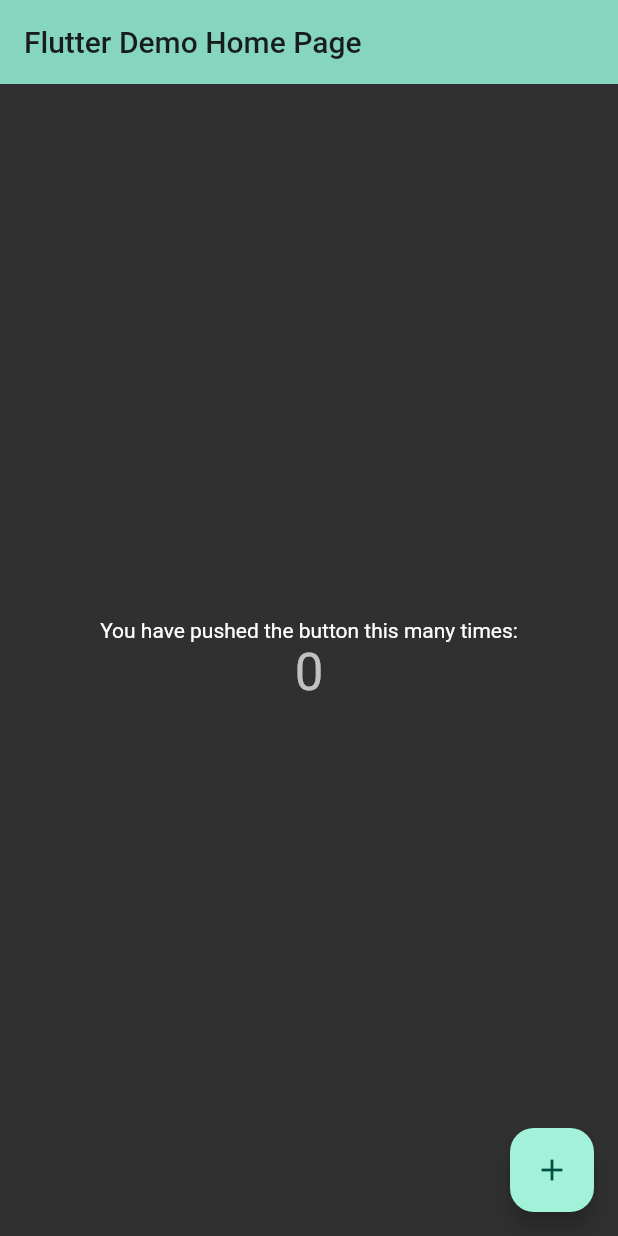
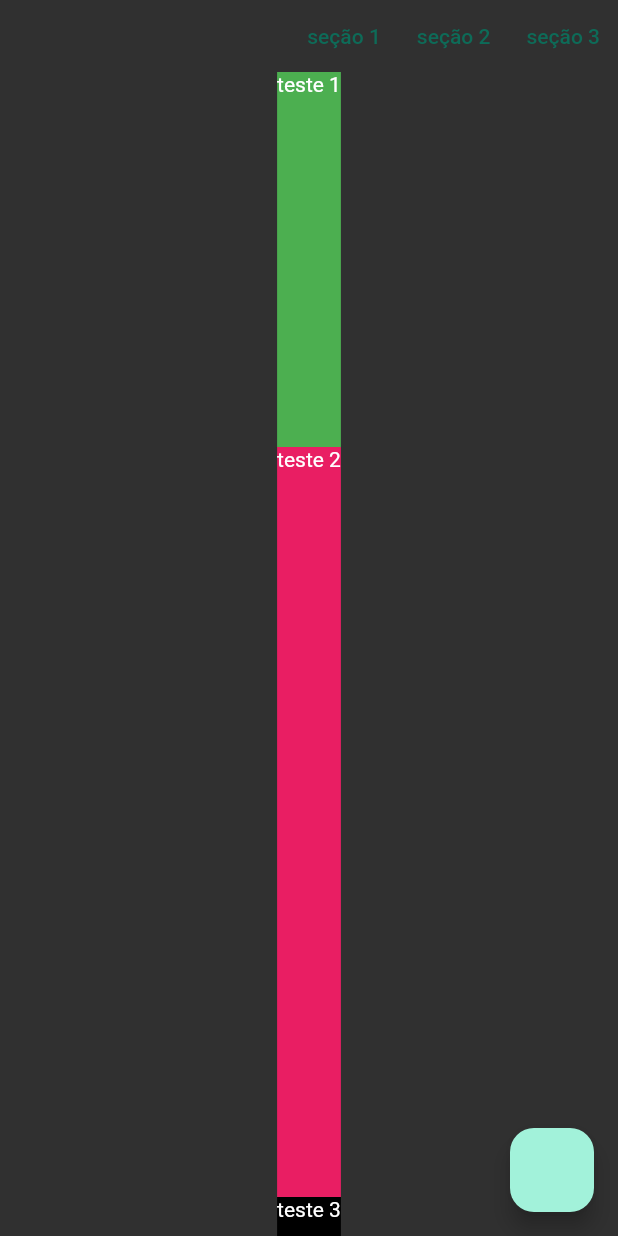
Before and after one commit to CamilaFernandesdev/my_portfolio, a Flutter app: the screen it shows after launch, on a phone screen of 412 x 824 dp. Run offline on Flutter 3.47's test engine with Material 2 defaults, Android fonts, the phone set to English and light mode, and no system bars.

Commit message:
[FEAT] criação de principal page para scroll da landing page.

```diff
--- a/lib/main.dart
+++ b/lib/main.dart
@@ -1,5 +1,5 @@
 import 'package:flutter/material.dart';
-import 'views/pages/platforms/desktop/home_page_desktop.dart';
+import 'package:my_portfolio/views/pages/principal_home.dart';
 
 void main() {
   runApp(const MyApp());
@@ -13,11 +13,12 @@ class MyApp extends StatelessWidget {
   Widget build(BuildContext context) {
     return MaterialApp(
       title: 'Flutter Demo',
+      debugShowCheckedModeBanner: false,
       theme: ThemeData.dark().copyWith(
         colorScheme: ColorScheme.fromSeed(seedColor: Colors.tealAccent),
         useMaterial3: true,
       ),
-      home: const MyHomePage(title: 'Flutter Demo Home Page'),
+      home: PrincipalHome(),
     );
   }
 }
--- /dev/null
+++ b/lib/views/pages/principal_home.dart
@@ -0,0 +1,120 @@
+import 'package:flutter/material.dart';
+import 'package:my_portfolio/views/components/menu.dart';
+
+import '../../shared/widgets/menu_button.dart';
+
+class PrincipalHome extends StatefulWidget {
+  const PrincipalHome({super.key});
+
+  @override
+  State<PrincipalHome> createState() => _PrincipalHomeState();
+}
+
+class _PrincipalHomeState extends State<PrincipalHome> {
+  final scrollController = ScrollController();
+
+  //controle da posição das seções
+  final keySecao1 = GlobalKey();
+  final keySecao2 = GlobalKey();
+  final keySecao3 = GlobalKey();
+
+  void dispose() {
+    scrollController.dispose();
+    super.dispose();
+  }
+
+  @override
+  Widget build(BuildContext context) {
+    return Scaffold(
+      floatingActionButton: FloatingActionButton(
+        onPressed: () {
+          scrollController.animateTo(Offset.zero as double,
+              duration: Duration(milliseconds: 500), curve: Curves.easeInOut);
+        },
+      ),
+      body: SingleChildScrollView(
+        controller: scrollController,
+        child: Column(
+          children: [
+            Menu(
+              onMenuClick: _onMenuClick,
+            ),
+            Expanded(
+              child: Container(
+                key: keySecao1,
+                color: Colors.green,
+                height: 250,
+                child: const Text('teste 1'),
+              ),
+            ),
+            Expanded(
+              child: Container(
+                key: keySecao2,
+                color: Colors.pink,
+                height: 500,
+                child: const Text('teste 2'),
+              ),
+            ),
+            Container(
+              key: keySecao3,
+              color: Colors.black,
+              height: 1200,
+              child: const Text('teste 3'),
+            ),
+          ],
+        ),
+      ),
+    );
+  }
+
+  void _onMenuClick(int value) {
+    final RenderBox renderBox;
+
+    switch (value) {
+      case 1:
+        renderBox = keySecao1.currentContext!.findRenderObject() as RenderBox;
+
+        break;
+      case 2:
+        renderBox = keySecao2.currentContext!.findRenderObject() as RenderBox;
+
+        break;
+      case 3:
+        renderBox = keySecao3.currentContext!.findRenderObject() as RenderBox;
+
+        break;
+      default:
+        throw Exception();
+    }
+    final offset = renderBox.localToGlobal(Offset.zero);
+    scrollController.animateTo(offset.dy,
+        duration: Duration(milliseconds: 500), curve: Curves.easeInOut);
+  }
+}
+
+class Menu extends StatelessWidget {
+  final ValueChanged<int> onMenuClick;
+
+  const Menu({super.key, required this.onMenuClick});
+
+  @override
+  Widget build(BuildContext context) {
+    return Row(
+      mainAxisAlignment: MainAxisAlignment.end,
+      children: [
+        TextButton(
+          onPressed: () => onMenuClick(1),
+          child: Text('seção 1'),
+        ),
+        TextButton(
+          onPressed: () => onMenuClick(2),
+          child: Text('seção 2'),
+        ),
+        TextButton(
+          onPressed: () => onMenuClick(3),
+          child: Text('seção 3'),
+        ),
+      ],
+    );
+  }
+}
```
Also changed, not shown: lib/shared/widgets/menu_button.dart (+16 -0 lines), lib/views/components/menu.dart (+33 -0 lines), lib/views/pages/project_page.dart (added, +10 -0 lines).
